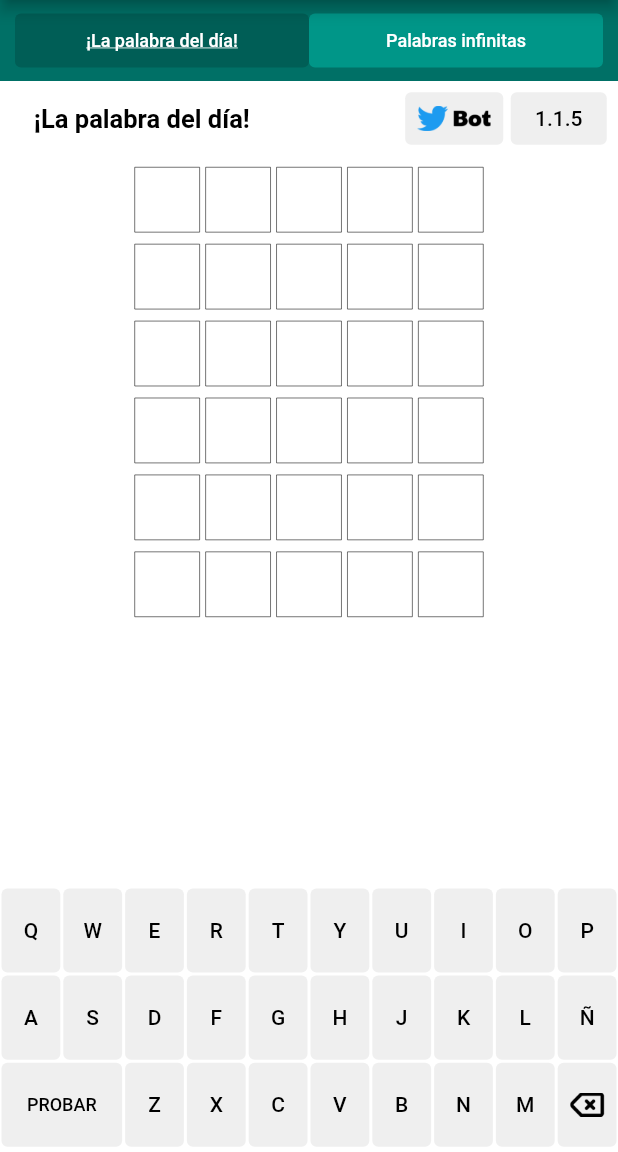
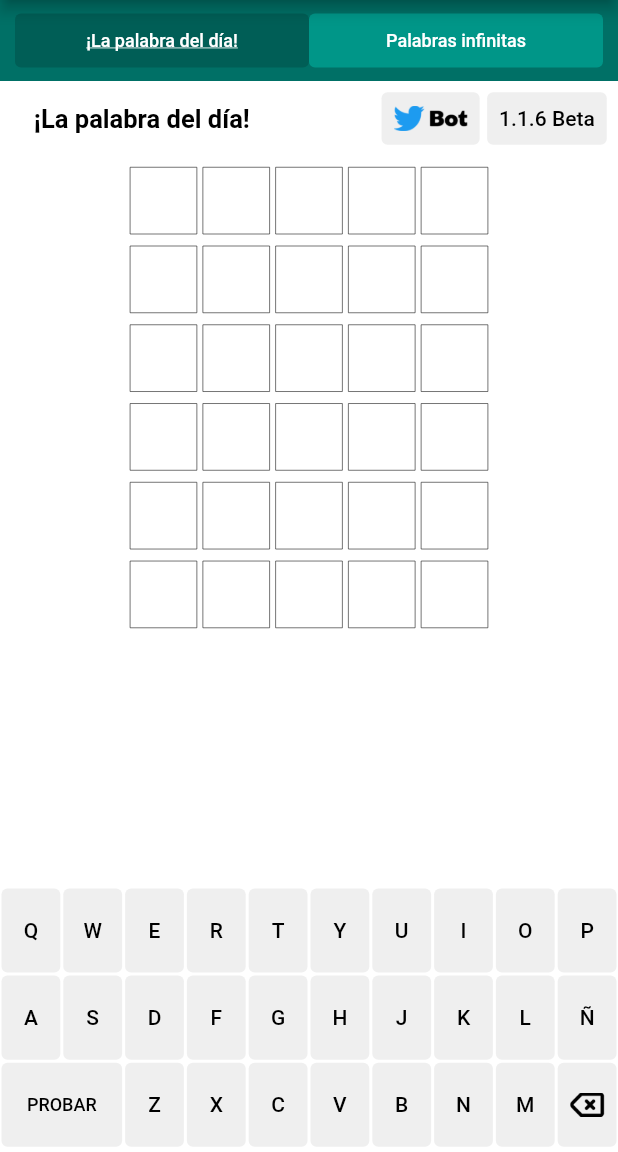
Before and after one commit to joaquinsolla/Encasillado, a Flutter app: the screen it shows after launch, on a phone screen of 412 x 824 dp, the part 84-1236 px from its top. Run offline on Flutter 3.47's test engine with Material 2 defaults, Android fonts, the phone set to English and light mode, and no system bars; our stand-ins replace charts_flutter, flushbar, google_mobile_ads, shared_preferences; missing offline and left inert: mailto, new_version, social_share, twitter_intent; network calls fail; Roboto replaces fonts that are missing (RaleWay).

Commit message:
Adaptative design updated. Working on 1.1.6 Beta.

```diff
--- a/TO-DO.txt
+++ b/TO-DO.txt
@@ -4,5 +4,6 @@
 
 -------OTHERS----------
 mantener wotd
+7a oportunidad
 
 -------REVIEW----------
--- a/app_versions.txt
+++ b/app_versions.txt
@@ -18,7 +18,7 @@ LISTADO DE VERSIONES:
     9 (1.0.6)
     12 (1.1.1)
     14 (1.1.3)
-    16 (1.1.5)*
+    16 (1.1.5)
 
     --BETA-VERSIONS
     1 (1.0.0)
@@ -27,3 +27,4 @@ LISTADO DE VERSIONES:
     10 (1.1.0)
     13 (1.1.2)
     15 (1.1.4)
+    17 (1.1.6)
--- a/lib/common/miscellaneous.dart
+++ b/lib/common/miscellaneous.dart
@@ -1,5 +1,5 @@
 /** APP VERSION */
-const String appVersion = "1.1.5";
+const String appVersion = "1.1.6 Beta";
 
 /** PERSISTENT DATA */
 bool colorBlind = false;
--- a/lib/pages/home.dart
+++ b/lib/pages/home.dart
@@ -1415,8 +1415,8 @@ class _HomeState extends State<Home> {
     return AnimatedContainer(
       duration: Duration(milliseconds: 750),
       curve: Curves.easeInOutCirc,
-      width: ((deviceHeight * 0.53) / 6) -8,
-      height: ((deviceHeight * 0.53) / 6) -8,
+      width: ((deviceHeight * 0.46) / 6),
+      height: ((deviceHeight * 0.46) / 6),
       margin: const EdgeInsets.fromLTRB(2.0, 2.0, 2.0, 6.0),
       padding: const EdgeInsets.all(0.0),
       alignment: Alignment.center,
@@ -1427,7 +1427,7 @@ class _HomeState extends State<Home> {
       child: Text(
         char,
         style:
-        TextStyle(fontSize: ((deviceHeight * 0.52) / 6 - 21), color: appBlack),
+        TextStyle(fontSize: ((deviceHeight * 0.335) / 6), color: appBlack),
       ),
     );
   }
```
Also changed, not shown: 1 other file.
